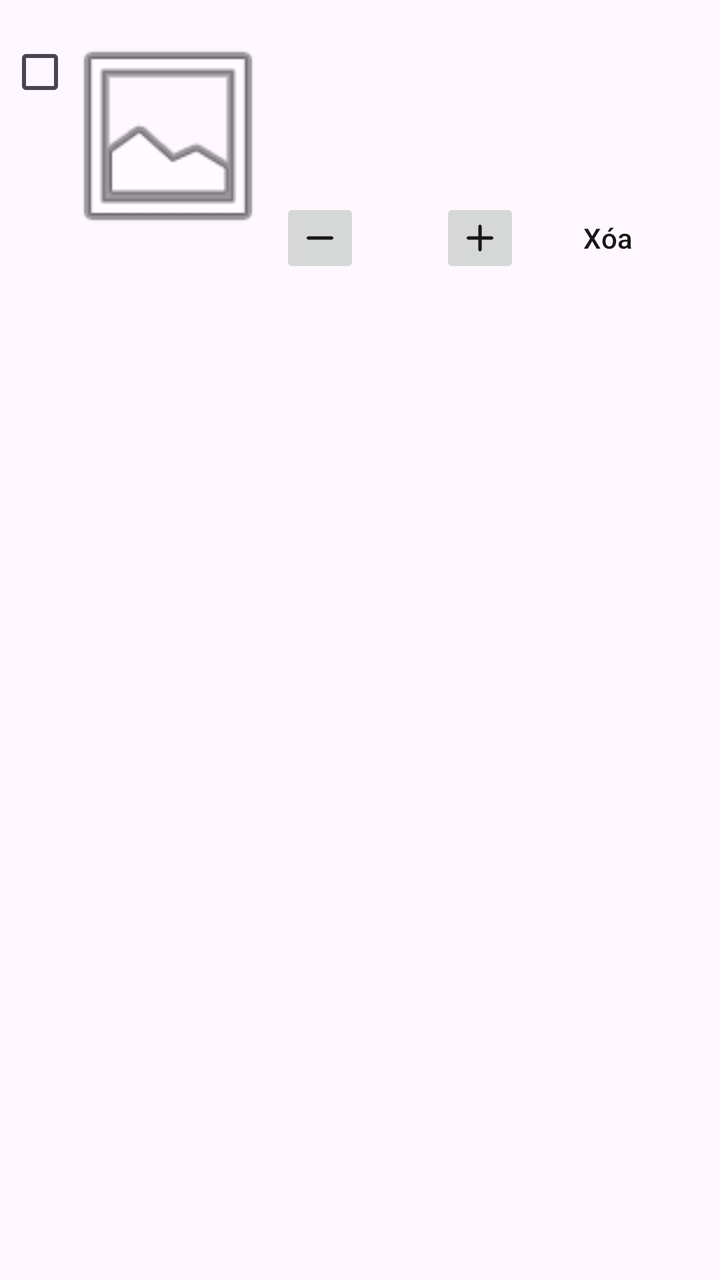
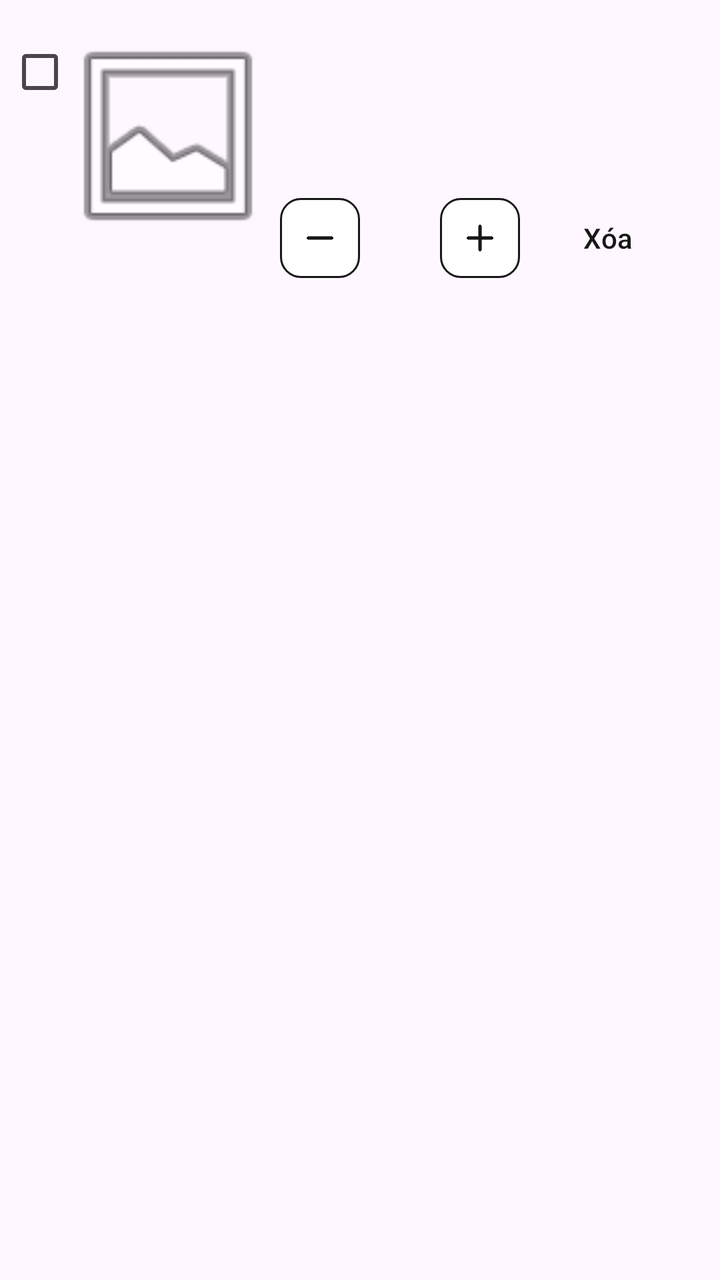

Compare the two renders of this Android layout. The source of the first and the diff that turns it into the second are given below.
<!-- AndroidManifest.xml: application theme Theme.LoginPage -->
<!-- res/layout/item_cart.xml -->
<?xml version="1.0" encoding="utf-8"?>
<LinearLayout xmlns:android="http://schemas.android.com/apk/res/android"
 xmlns:app="http://schemas.android.com/apk/res-auto"
 android:layout_width="match_parent" android:layout_height="wrap_content"
 android:orientation="vertical" android:paddingVertical="12dp">
 <LinearLayout android:layout_width="match_parent" android:layout_height="wrap_content"
  android:orientation="horizontal" android:gravity="top">
  <com.google.android.material.checkbox.MaterialCheckBox android:id="@+id/cbCartItem"
   android:layout_width="40dp" android:layout_height="48dp" />
  <ImageView android:id="@+id/imgCartProduct" android:layout_width="88dp"
   android:layout_height="112dp" android:scaleType="centerCrop"
   android:src="@android:drawable/ic_menu_gallery" />
  <LinearLayout android:layout_width="0dp" android:layout_height="wrap_content"
   android:layout_weight="1" android:layout_marginStart="12dp"
   android:orientation="vertical">
   <TextView android:id="@+id/tvCartName" android:layout_width="match_parent"
    android:layout_height="wrap_content" android:maxLines="3"
    android:textColor="@color/text_primary" android:textSize="15sp" />
   <TextView android:id="@+id/tvCartPrice" android:layout_width="match_parent"
    android:layout_height="wrap_content" android:layout_marginTop="6dp"
    android:textColor="@color/text_secondary" android:textSize="14sp" />
   <TextView android:id="@+id/tvCartDesc" android:layout_width="match_parent"
    android:layout_height="wrap_content" android:layout_marginTop="6dp"
    android:textColor="@color/text_secondary" android:textSize="13sp" />
   <LinearLayout android:layout_width="match_parent" android:layout_height="wrap_content"
    android:orientation="horizontal" android:gravity="center_vertical"
    android:layout_marginTop="14dp">
    <ImageButton android:id="@+id/btnDecreaseQuantity" android:layout_width="40dp"
     android:layout_height="40dp" android:src="@drawable/ic_cart_minus"
     android:contentDescription="@string/cart_decrease_quantity" />
    <TextView android:id="@+id/tvCartQuantity" android:layout_width="40dp"
     android:layout_height="wrap_content" android:gravity="center" />
    <ImageButton android:id="@+id/btnIncreaseQuantity" android:layout_width="40dp"
     android:layout_height="40dp" android:src="@drawable/ic_cart_plus"
     android:contentDescription="@string/cart_increase_quantity" />
    <com.google.android.material.button.MaterialButton android:id="@+id/btnRemoveCartItem"
     style="@style/Widget.Material3.Button.TextButton"
     android:layout_width="wrap_content" android:layout_height="wrap_content"
     android:text="Xóa" />
   </LinearLayout>
  </LinearLayout>
 </LinearLayout>
</LinearLayout>
<!-- resources referenced by this layout -->
<resources>
  <color name="text_primary">#202020</color>
  <color name="text_secondary">#666666</color>
  <!-- drawable ic_cart_minus (drawable) -->
  <?xml version="1.0" encoding="utf-8"?>
  <vector xmlns:android="http://schemas.android.com/apk/res/android"
      android:width="20dp"
      android:height="20dp"
      android:viewportWidth="24"
      android:viewportHeight="24">
      <path
          android:fillColor="@android:color/transparent"
          android:strokeColor="@color/shopee_orange"
          android:strokeWidth="2"
          android:strokeLineCap="round"
          android:pathData="M5,12L19,12" />
  </vector>
  <!-- drawable ic_cart_plus (drawable) -->
  <?xml version="1.0" encoding="utf-8"?>
  <vector xmlns:android="http://schemas.android.com/apk/res/android"
      android:width="20dp"
      android:height="20dp"
      android:viewportWidth="24"
      android:viewportHeight="24">
      <path
          android:fillColor="@android:color/transparent"
          android:strokeColor="@color/shopee_orange"
          android:strokeWidth="2"
          android:strokeLineCap="round"
          android:pathData="M5,12L19,12M12,5L12,19" />
  </vector>
  <string name="cart_decrease_quantity">Giảm số lượng</string>
  <string name="cart_increase_quantity">Tăng số lượng</string>
  <style name="Theme.LoginPage" parent="Base.Theme.LoginPage" />
  <color name="shopee_orange">#171717</color>
  <style name="Base.Theme.LoginPage" parent="Theme.Material3.DayNight.NoActionBar">
          <item name="colorPrimary">@color/shopee_orange</item>
          <item name="colorOnPrimary">@color/white</item>
          <item name="colorSurface">@color/white</item>
          <item name="colorOnSurface">@color/text_primary</item>
      </style>
  <color name="white">#FFFFFFFF</color>
</resources>

<!-- the commit's change to res/layout/item_cart.xml (unified diff, before → after) -->
@@ -1,43 +1,87 @@
 <?xml version="1.0" encoding="utf-8"?>
-<LinearLayout xmlns:android="http://schemas.android.com/apk/res/android"
- xmlns:app="http://schemas.android.com/apk/res-auto"
- android:layout_width="match_parent" android:layout_height="wrap_content"
- android:orientation="vertical" android:paddingVertical="12dp">
- <LinearLayout android:layout_width="match_parent" android:layout_height="wrap_content"
-  android:orientation="horizontal" android:gravity="top">
-  <com.google.android.material.checkbox.MaterialCheckBox android:id="@+id/cbCartItem"
-   android:layout_width="40dp" android:layout_height="48dp" />
-  <ImageView android:id="@+id/imgCartProduct" android:layout_width="88dp"
-   android:layout_height="112dp" android:scaleType="centerCrop"
-   android:src="@android:drawable/ic_menu_gallery" />
-  <LinearLayout android:layout_width="0dp" android:layout_height="wrap_content"
-   android:layout_weight="1" android:layout_marginStart="12dp"
-   android:orientation="vertical">
-   <TextView android:id="@+id/tvCartName" android:layout_width="match_parent"
-    android:layout_height="wrap_content" android:maxLines="3"
-    android:textColor="@color/text_primary" android:textSize="15sp" />
-   <TextView android:id="@+id/tvCartPrice" android:layout_width="match_parent"
-    android:layout_height="wrap_content" android:layout_marginTop="6dp"
-    android:textColor="@color/text_secondary" android:textSize="14sp" />
-   <TextView android:id="@+id/tvCartDesc" android:layout_width="match_parent"
-    android:layout_height="wrap_content" android:layout_marginTop="6dp"
-    android:textColor="@color/text_secondary" android:textSize="13sp" />
-   <LinearLayout android:layout_width="match_parent" android:layout_height="wrap_content"
-    android:orientation="horizontal" android:gravity="center_vertical"
-    android:layout_marginTop="14dp">
-    <ImageButton android:id="@+id/btnDecreaseQuantity" android:layout_width="40dp"
-     android:layout_height="40dp" android:src="@drawable/ic_cart_minus"
-     android:contentDescription="@string/cart_decrease_quantity" />
-    <TextView android:id="@+id/tvCartQuantity" android:layout_width="40dp"
-     android:layout_height="wrap_content" android:gravity="center" />
-    <ImageButton android:id="@+id/btnIncreaseQuantity" android:layout_width="40dp"
-     android:layout_height="40dp" android:src="@drawable/ic_cart_plus"
-     android:contentDescription="@string/cart_increase_quantity" />
-    <com.google.android.material.button.MaterialButton android:id="@+id/btnRemoveCartItem"
-     style="@style/Widget.Material3.Button.TextButton"
-     android:layout_width="wrap_content" android:layout_height="wrap_content"
-     android:text="Xóa" />
-   </LinearLayout>
-  </LinearLayout>
- </LinearLayout>
+<LinearLayout
+    xmlns:android="http://schemas.android.com/apk/res/android"
+    xmlns:app="http://schemas.android.com/apk/res-auto"
+    android:layout_width="match_parent"
+    android:layout_height="wrap_content"
+    android:orientation="vertical"
+    android:paddingVertical="12dp">
+    <LinearLayout
+        android:layout_width="match_parent"
+        android:layout_height="wrap_content"
+        android:orientation="horizontal"
+        android:gravity="top">
+        <com.google.android.material.checkbox.MaterialCheckBox
+            android:id="@+id/cbCartItem"
+            android:layout_width="40dp"
+            android:layout_height="48dp" />
+        <ImageView
+            android:id="@+id/imgCartProduct"
+            android:layout_width="88dp"
+            android:layout_height="112dp"
+            android:scaleType="centerCrop"
+            android:src="@android:drawable/ic_menu_gallery" />
+        <LinearLayout
+            android:layout_width="0dp"
+            android:layout_height="wrap_content"
+            android:layout_weight="1"
+            android:layout_marginStart="12dp"
+            android:orientation="vertical">
+            <TextView
+                android:id="@+id/tvCartName"
+                android:layout_width="match_parent"
+                android:layout_height="wrap_content"
+                android:maxLines="3"
+                android:textColor="@color/text_primary"
+                android:textSize="15sp" />
+            <TextView
+                android:id="@+id/tvCartPrice"
+                android:layout_width="match_parent"
+                android:layout_height="wrap_content"
+                android:layout_marginTop="6dp"
+                android:textColor="@color/text_secondary"
+                android:textSize="14sp" />
+            <TextView
+                android:id="@+id/tvCartDesc"
+                android:layout_width="match_parent"
+                android:layout_height="wrap_content"
+                android:layout_marginTop="6dp"
+                android:maxLines="1"
+                android:ellipsize="end"
+                android:textColor="@color/text_secondary"
+                android:textSize="13sp" />
+            <LinearLayout
+                android:layout_width="match_parent"
+                android:layout_height="wrap_content"
+                android:orientation="horizontal"
+                android:gravity="center_vertical"
+                android:layout_marginTop="14dp">
+                <ImageButton
+                    android:id="@+id/btnDecreaseQuantity"
+                    android:background="@drawable/bg_cart_quantity_button"
+                    android:layout_width="40dp"
+                    android:layout_height="40dp"
+                    android:src="@drawable/ic_cart_minus"
+                    android:contentDescription="@string/cart_decrease_quantity" />
+                <TextView
+                    android:id="@+id/tvCartQuantity"
+                    android:layout_width="40dp"
+                    android:layout_height="wrap_content"
+                    android:gravity="center" />
+                <ImageButton
+                    android:id="@+id/btnIncreaseQuantity"
+                    android:background="@drawable/bg_cart_quantity_button"
+                    android:layout_width="40dp"
+                    android:layout_height="40dp"
+                    android:src="@drawable/ic_cart_plus"
+                    android:contentDescription="@string/cart_increase_quantity" />
+                <com.google.android.material.button.MaterialButton
+                    android:id="@+id/btnRemoveCartItem"
+                    style="@style/Widget.Material3.Button.TextButton"
+                    android:layout_width="wrap_content"
+                    android:layout_height="wrap_content"
+                    android:text="Xóa" />
+            </LinearLayout>
+        </LinearLayout>
+    </LinearLayout>
 </LinearLayout>
<!-- resource entries referenced after the edit -->
@@ -2,6 +2,24 @@
 <resources>
   <color name="text_primary">#202020</color>
   <color name="text_secondary">#666666</color>
+  <!-- drawable bg_cart_quantity_button (drawable) -->
+  <?xml version="1.0" encoding="utf-8"?>
+  <selector xmlns:android="http://schemas.android.com/apk/res/android">
+      <item android:state_enabled="false">
+          <shape android:shape="rectangle">
+              <solid android:color="@color/shopee_bg" />
+              <stroke android:width="1dp" android:color="@color/outline_light" />
+              <corners android:radius="10dp" />
+          </shape>
+      </item>
+      <item>
+          <shape android:shape="rectangle">
+              <solid android:color="@color/white" />
+              <stroke android:width="1dp" android:color="@color/shopee_orange" />
+              <corners android:radius="10dp" />
+          </shape>
+      </item>
+  </selector>
   <!-- drawable ic_cart_minus (drawable) -->
   <?xml version="1.0" encoding="utf-8"?>
   <vector xmlns:android="http://schemas.android.com/apk/res/android"
@@ -33,6 +51,8 @@
   <string name="cart_decrease_quantity">Giảm số lượng</string>
   <string name="cart_increase_quantity">Tăng số lượng</string>
   <style name="Theme.LoginPage" parent="Base.Theme.LoginPage" />
+  <color name="shopee_bg">#FAFAF8</color>
+  <color name="outline_light">#E5E3DF</color>
   <color name="shopee_orange">#171717</color>
   <style name="Base.Theme.LoginPage" parent="Theme.Material3.DayNight.NoActionBar">
           <item name="colorPrimary">@color/shopee_orange</item>
